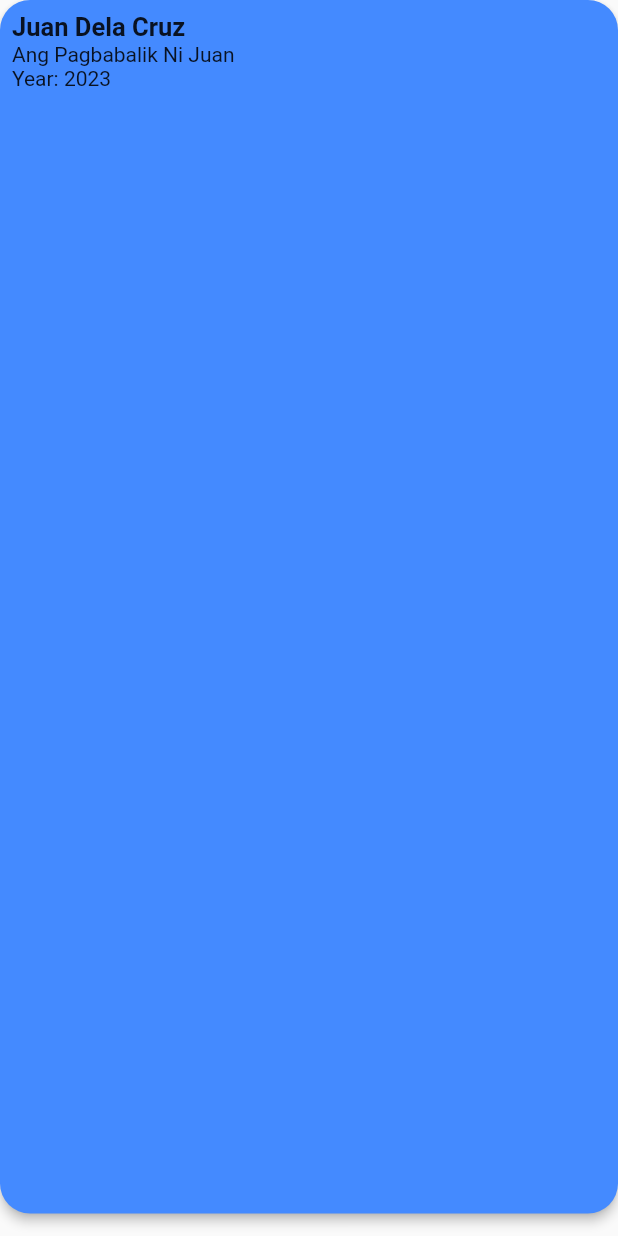
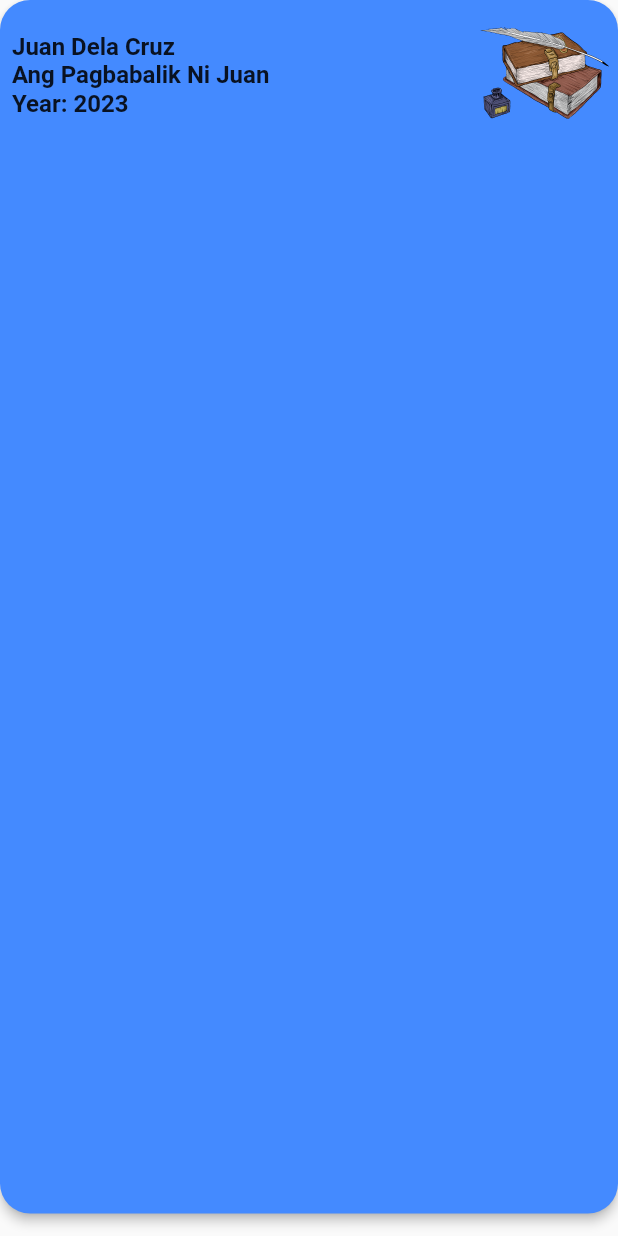
Before and after one commit to lyleverythinG/flutter_graphql, a Flutter app: the BookCard widget shown alone on an empty page, opened directly, on a phone screen of 412 x 824 dp. Run offline on Flutter 3.47's test engine with Material 2 defaults, Android fonts, the phone set to English and light mode, and no system bars; our stand-ins replace flutter_bloc, font_awesome_flutter, lottie.

Commit message:
Updated Book Card Reusable
- Used constants
- Used reusable custom text
- Added book img in UI

```diff
--- a/lib/features/book/presentation/widgets/book_card.dart
+++ b/lib/features/book/presentation/widgets/book_card.dart
@@ -1,4 +1,6 @@
 import 'package:flutter/material.dart';
+import 'package:flutter_graphql/core/constants/constants.dart';
+import 'package:flutter_graphql/core/reusables/custom_text.dart';
 
 class BookCard extends StatelessWidget {
   final String? id;
@@ -20,12 +22,13 @@ class BookCard extends StatelessWidget {
       shape: RoundedRectangleBorder(
         borderRadius: BorderRadius.circular(20),
       ),
-      color: Colors.blueAccent,
+      color: Constants.kBlueAccent,
       elevation: 3,
       child: Column(
         children: [
           Row(
-            children: <Widget>[
+            mainAxisAlignment: MainAxisAlignment.spaceEvenly,
+            children: [
               Padding(
                 padding: const EdgeInsets.all(8.0),
                 child: Column(
@@ -34,28 +37,31 @@ class BookCard extends StatelessWidget {
                   children: <Widget>[
                     Row(
                       children: [
-                        Text(
-                          author,
-                          style: const TextStyle(
-                              color: Colors.black87,
-                              fontWeight: FontWeight.w700,
-                              fontSize: 17),
+                        CustomText(
+                          text: author,
                         ),
                       ],
                     ),
-                    Text(
-                      title,
+                    CustomText(
+                      text: title,
                     ),
                     Row(
                       children: [
-                        const Text(
-                          'Year: ',
+                        const CustomText(
+                          text: 'Year: ',
                         ),
-                        Text(year.toString()),
+                        CustomText(text: year.toString()),
                       ],
                     ),
                   ],
                 ),
+              ),
+              const Expanded(child: SizedBox.shrink()),
+              Container(
+                height: 100,
+                width: 100,
+                decoration:
+                    const BoxDecoration(image: Constants.bookDecorationImg),
               ),
             ],
           ),
```
